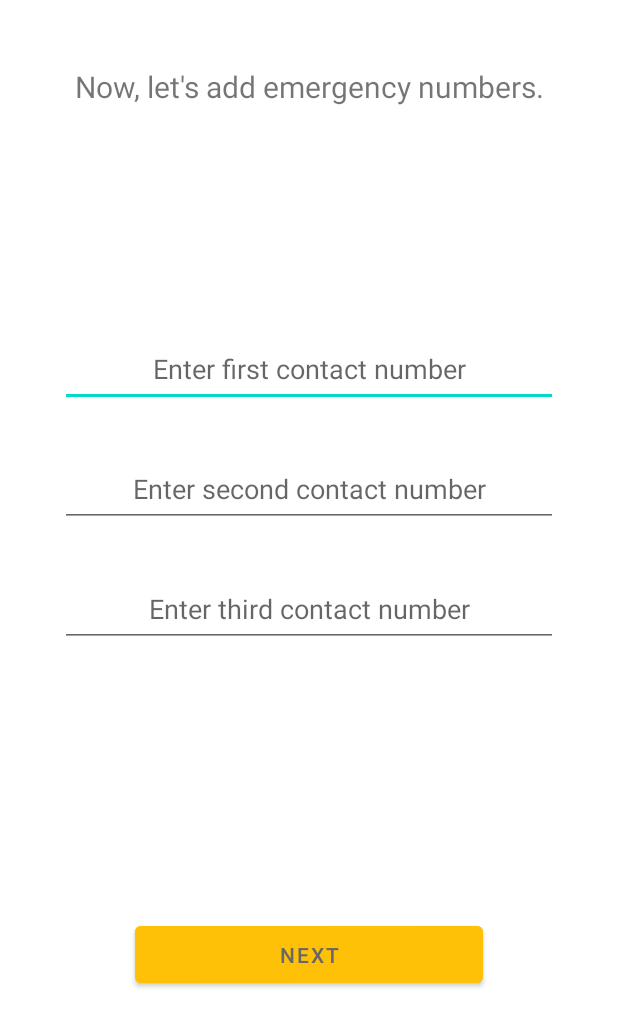
After one commit to IT21288630/Eyecare, an Android app: the fragment Fragment_getContactNumbers shown on its own in the app's theme, on a phone screen of 412 x 824 dp. The commit adds this screen. Shown: the top 1027 px of the screen. Run offline under Robolectric (Android 15) with nearby library versions, the light colour scheme and no system bars.

Commit message:
Initial-EyeGuardian basic foundation added

```diff
--- a/app/src/main/java/com/example/eyecare/database/EyecareDatabase.kt
+++ b/app/src/main/java/com/example/eyecare/database/EyecareDatabase.kt
@@ -5,9 +5,10 @@ import androidx.room.Database
 import androidx.room.Room
 import androidx.room.RoomDatabase
 import com.example.eyecare.database.daos.MedicationDao
+import com.example.eyecare.database.entities.EmergencyDetails
 import com.example.eyecare.database.entities.Medication
 
-@Database(entities = [Medication::class], version = 1)
+@Database(entities = [Medication::class, EmergencyDetails::class], version = 1)
 abstract class EyecareDatabase : RoomDatabase() {
 
     abstract fun getMedicationDao(): MedicationDao
--- /dev/null
+++ b/app/src/main/java/com/example/eyecare/fragments/Fragment_getContactNumbers.kt
@@ -0,0 +1,60 @@
+package com.example.eyecare.fragments
+
+import android.os.Bundle
+import androidx.fragment.app.Fragment
+import android.view.LayoutInflater
+import android.view.View
+import android.view.ViewGroup
+import com.example.eyecare.R
+
+// TODO: Rename parameter arguments, choose names that match
+// the fragment initialization parameters, e.g. ARG_ITEM_NUMBER
+private const val ARG_PARAM1 = "param1"
+private const val ARG_PARAM2 = "param2"
+
+/**
+ * A simple [Fragment] subclass.
+ * Use the [Fragment_getContactNumbers.newInstance] factory method to
+ * create an instance of this fragment.
+ */
+class Fragment_getContactNumbers : Fragment() {
+    // TODO: Rename and change types of parameters
+    private var param1: String? = null
+    private var param2: String? = null
+
+    override fun onCreate(savedInstanceState: Bundle?) {
+        super.onCreate(savedInstanceState)
+        arguments?.let {
+            param1 = it.getString(ARG_PARAM1)
+            param2 = it.getString(ARG_PARAM2)
+        }
+    }
+
+    override fun onCreateView(
+        inflater: LayoutInflater, container: ViewGroup?,
+        savedInstanceState: Bundle?
+    ): View? {
+        // Inflate the layout for this fragment
+        return inflater.inflate(R.layout.fragment_get_contact_numbers, container, false)
+    }
+
+    companion object {
+        /**
+         * Use this factory method to create a new instance of
+         * this fragment using the provided parameters.
+         *
+         * @param param1 Parameter 1.
+         * @param param2 Parameter 2.
+         * @return A new instance of fragment Fragment_getContactNumbers.
+         */
+        // TODO: Rename and change types and number of parameters
+        @JvmStatic
+        fun newInstance(param1: String, param2: String) =
+            Fragment_getContactNumbers().apply {
+                arguments = Bundle().apply {
+                    putString(ARG_PARAM1, param1)
+                    putString(ARG_PARAM2, param2)
+                }
+            }
+    }
+}
--- /dev/null
+++ b/app/src/main/res/layout/fragment_get_contact_numbers.xml
@@ -0,0 +1,74 @@
+<?xml version="1.0" encoding="utf-8"?>
+<LinearLayout xmlns:android="http://schemas.android.com/apk/res/android"
+    xmlns:tools="http://schemas.android.com/tools"
+    android:layout_width="match_parent"
+    android:layout_height="match_parent"
+    tools:context=".fragments.Fragment_getContactNumbers"
+    android:orientation="vertical">
+
+    <TextView
+        android:id="@+id/GCD_headingTxt"
+        android:layout_width="match_parent"
+        android:layout_height="wrap_content"
+        android:layout_marginStart="40dp"
+        android:layout_marginTop="44dp"
+        android:layout_marginEnd="40dp"
+        android:gravity="center"
+        android:text="@string/GCD_headingTxt2"
+        android:textSize="20sp" />
+
+    <EditText
+        android:id="@+id/editTextPhone1"
+        android:layout_width="match_parent"
+        android:layout_height="wrap_content"
+        android:layout_marginTop="150dp"
+        android:layout_marginStart="40dp"
+        android:layout_marginEnd="40dp"
+        android:ems="10"
+        android:autofillHints="@string/edtTxtContNoHint1"
+        android:hint="@string/edtTxtContNoHint1"
+        android:inputType="phone"
+        android:textAlignment="center"
+        android:minHeight="50dp" />
+
+    <EditText
+        android:id="@+id/editTextPhone2"
+        android:layout_width="match_parent"
+        android:layout_height="wrap_content"
+        android:layout_marginTop="30dp"
+        android:layout_marginStart="40dp"
+        android:layout_marginEnd="40dp"
+        android:ems="10"
+        android:hint="@string/edtTxtContNoHint2"
+        android:autofillHints="@string/edtTxtContNoHint2"
+        android:inputType="phone"
+        android:textAlignment="center"
+        android:minHeight="50dp" />
+
+    <EditText
+        android:id="@+id/editTextPhone3"
+        android:layout_width="match_parent"
+        android:layout_height="wrap_content"
+        android:layout_marginTop="30dp"
+        android:layout_marginStart="40dp"
+        android:layout_marginEnd="40dp"
+        android:ems="10"
+        android:hint="@string/edtTxtContNoHint3"
+        android:autofillHints="@string/edtTxtContNoHint3"
+        android:inputType="phone"
+        android:textAlignment="center"
+        android:minHeight="50dp" />
+
+
+    <Button
+        android:id="@+id/navNxtBtnContNo"
+        android:layout_width="match_parent"
+        android:layout_height="wrap_content"
+        android:layout_marginStart="90dp"
+        android:layout_marginTop="180dp"
+        android:layout_marginEnd="90dp"
+        android:backgroundTint="#FFC107"
+        android:minHeight="50dp"
+        android:text="@string/navNxtBtnTxt" />
+
+</LinearLayout>
--- a/app/src/main/res/values/strings.xml
+++ b/app/src/main/res/values/strings.xml
@@ -9,4 +9,16 @@
     <string name="your_medication">Your Medication</string>
     <string name="add">Add</string>
     <string name="done">Done</string>
+    <!--Thathsara's part start-->
+    <string name="eyeGuardianPageTxtView">Eye Guardian Emergency Service</string>
+    <!-- TODO: Remove or change this placeholder text -->
+    <string name="GCD_headingTxt">Let\'s get started</string>
+    <string name="getEmergNameEdtHint">Enter your name (e.g. - Jhon Doe)</string>
+    <string name="GCD_headingTxt2">Now, let\'s add emergency numbers.</string>
+    <string name="GCD_headingTxt3">Add your customized message</string>
+    <string name="edtTxtContNoHint1"> Enter first contact number </string>
+    <string name="edtTxtContNoHint2"> Enter second contact number </string>
+    <string name="edtTxtContNoHint3"> Enter third contact number </string>
+    <string name="navNxtBtnTxt">Next</string>
+    <!--Thathsara's part ends-->
 </resources>
```
Also changed, not shown: app/src/main/AndroidManifest.xml (+8 -3 lines), app/src/main/java/com/example/eyecare/activities/EyeGuardianServiceActivity.kt (added, +53 -0 lines), app/src/main/java/com/example/eyecare/database/daos/EmergDetailsDao.kt (added, +19 -0 lines), app/src/main/java/com/example/eyecare/database/entities/EmergencyDetails.kt (added, +14 -0 lines), app/src/main/java/com/example/eyecare/fragments/Fragment_CustomizeMsg.kt (added, +60 -0 lines), app/src/main/java/com/example/eyecare/fragments/Fragment_getContactDetails.kt (added, +81 -0 lines), app/src/main/res/layout/activity_eye_guardian_service.xml (added, +37 -0 lines), app/src/main/res/layout/fragment_customize_msg.xml (added, +51 -0 lines), app/src/main/res/layout/fragment_get_contact_details.xml (added, +44 -0 lines).
